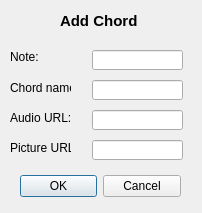
This is Course_project/addchord.ui in BSUIR450503/450503_verbilo as Qt 5 draws it before an edit. The edited form follows.
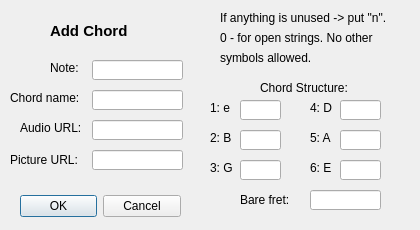
This is the edited form.

```diff
--- a/Course_project/addchord.ui
+++ b/Course_project/addchord.ui
@@ -6,8 +6,8 @@
    <rect>
     <x>0</x>
     <y>0</y>
-    <width>202</width>
-    <height>213</height>
+    <width>420</width>
+    <height>230</height>
    </rect>
   </property>
   <property name="windowTitle">
@@ -17,7 +17,7 @@
    <property name="geometry">
     <rect>
      <x>20</x>
-     <y>170</y>
+     <y>190</y>
      <width>161</width>
      <height>32</height>
     </rect>
@@ -32,9 +32,9 @@
   <widget class="QLabel" name="DialogName">
    <property name="geometry">
     <rect>
-     <x>60</x>
-     <y>10</y>
-     <width>91</width>
+     <x>50</x>
+     <y>20</y>
+     <width>101</width>
      <height>21</height>
     </rect>
    </property>
@@ -53,7 +53,7 @@
    <property name="geometry">
     <rect>
      <x>92</x>
-     <y>50</y>
+     <y>60</y>
      <width>91</width>
      <height>20</height>
     </rect>
@@ -63,7 +63,7 @@
    <property name="geometry">
     <rect>
      <x>92</x>
-     <y>80</y>
+     <y>90</y>
      <width>91</width>
      <height>20</height>
     </rect>
@@ -73,7 +73,7 @@
    <property name="geometry">
     <rect>
      <x>92</x>
-     <y>110</y>
+     <y>120</y>
      <width>91</width>
      <height>20</height>
     </rect>
@@ -83,7 +83,7 @@
    <property name="geometry">
     <rect>
      <x>92</x>
-     <y>140</y>
+     <y>150</y>
      <width>91</width>
      <height>20</height>
     </rect>
@@ -92,10 +92,10 @@
   <widget class="QLabel" name="label">
    <property name="geometry">
     <rect>
-     <x>10</x>
-     <y>50</y>
-     <width>47</width>
-     <height>13</height>
+     <x>50</x>
+     <y>60</y>
+     <width>31</width>
+     <height>16</height>
     </rect>
    </property>
    <property name="text">
@@ -106,8 +106,8 @@
    <property name="geometry">
     <rect>
      <x>10</x>
-     <y>80</y>
-     <width>61</width>
+     <y>90</y>
+     <width>81</width>
      <height>16</height>
     </rect>
    </property>
@@ -118,9 +118,9 @@
   <widget class="QLabel" name="label_3">
    <property name="geometry">
     <rect>
-     <x>10</x>
-     <y>110</y>
-     <width>61</width>
+     <x>20</x>
+     <y>120</y>
+     <width>71</width>
      <height>16</height>
     </rect>
    </property>
@@ -132,15 +132,228 @@
    <property name="geometry">
     <rect>
      <x>10</x>
-     <y>140</y>
-     <width>61</width>
-     <height>16</height>
+     <y>150</y>
+     <width>71</width>
+     <height>20</height>
     </rect>
    </property>
    <property name="text">
     <string>Picture URL:</string>
    </property>
   </widget>
+  <widget class="QLabel" name="label_5">
+   <property name="geometry">
+    <rect>
+     <x>260</x>
+     <y>80</y>
+     <width>101</width>
+     <height>16</height>
+    </rect>
+   </property>
+   <property name="text">
+    <string>Chord Structure:</string>
+   </property>
+  </widget>
+  <widget class="QLineEdit" name="firstStringLine">
+   <property name="geometry">
+    <rect>
+     <x>240</x>
+     <y>100</y>
+     <width>41</width>
+     <height>20</height>
+    </rect>
+   </property>
+  </widget>
+  <widget class="QLineEdit" name="secondStringLine">
+   <property name="geometry">
+    <rect>
+     <x>240</x>
+     <y>130</y>
+     <width>41</width>
+     <height>20</height>
+    </rect>
+   </property>
+  </widget>
+  <widget class="QLineEdit" name="thirdStringLine">
+   <property name="geometry">
+    <rect>
+     <x>240</x>
+     <y>160</y>
+     <width>41</width>
+     <height>20</height>
+    </rect>
+   </property>
+  </widget>
+  <widget class="QLineEdit" name="fourthStringLine">
+   <property name="geometry">
+    <rect>
+     <x>340</x>
+     <y>100</y>
+     <width>41</width>
+     <height>20</height>
+    </rect>
+   </property>
+  </widget>
+  <widget class="QLineEdit" name="fifthStringLine">
+   <property name="geometry">
+    <rect>
+     <x>340</x>
+     <y>130</y>
+     <width>41</width>
+     <height>20</height>
+    </rect>
+   </property>
+  </widget>
+  <widget class="QLineEdit" name="sixthStringLine">
+   <property name="geometry">
+    <rect>
+     <x>340</x>
+     <y>160</y>
+     <width>41</width>
+     <height>20</height>
+    </rect>
+   </property>
+  </widget>
+  <widget class="QLineEdit" name="bareLine">
+   <property name="geometry">
+    <rect>
+     <x>310</x>
+     <y>190</y>
+     <width>71</width>
+     <height>20</height>
+    </rect>
+   </property>
+  </widget>
+  <widget class="QLabel" name="label_6">
+   <property name="geometry">
+    <rect>
+     <x>210</x>
+     <y>100</y>
+     <width>31</width>
+     <height>16</height>
+    </rect>
+   </property>
+   <property name="text">
+    <string>1: e</string>
+   </property>
+  </widget>
+  <widget class="QLabel" name="label_7">
+   <property name="geometry">
+    <rect>
+     <x>210</x>
+     <y>130</y>
+     <width>31</width>
+     <height>16</height>
+    </rect>
+   </property>
+   <property name="text">
+    <string>2: B</string>
+   </property>
+  </widget>
+  <widget class="QLabel" name="label_8">
+   <property name="geometry">
+    <rect>
+     <x>210</x>
+     <y>160</y>
+     <width>31</width>
+     <height>16</height>
+    </rect>
+   </property>
+   <property name="text">
+    <string>3: G</string>
+   </property>
+  </widget>
+  <widget class="QLabel" name="label_9">
+   <property name="geometry">
+    <rect>
+     <x>310</x>
+     <y>160</y>
+     <width>31</width>
+     <height>16</height>
+    </rect>
+   </property>
+   <property name="text">
+    <string>6: E</string>
+   </property>
+  </widget>
+  <widget class="QLabel" name="label_10">
+   <property name="geometry">
+    <rect>
+     <x>310</x>
+     <y>130</y>
+     <width>31</width>
+     <height>16</height>
+    </rect>
+   </property>
+   <property name="text">
+    <string>5: A</string>
+   </property>
+  </widget>
+  <widget class="QLabel" name="label_11">
+   <property name="geometry">
+    <rect>
+     <x>310</x>
+     <y>100</y>
+     <width>31</width>
+     <height>16</height>
+    </rect>
+   </property>
+   <property name="text">
+    <string>4: D</string>
+   </property>
+  </widget>
+  <widget class="QLabel" name="label_12">
+   <property name="geometry">
+    <rect>
+     <x>240</x>
+     <y>190</y>
+     <width>61</width>
+     <height>20</height>
+    </rect>
+   </property>
+   <property name="text">
+    <string>Bare fret:</string>
+   </property>
+  </widget>
+  <widget class="QLabel" name="label_13">
+   <property name="geometry">
+    <rect>
+     <x>220</x>
+     <y>10</y>
+     <width>191</width>
+     <height>16</height>
+    </rect>
+   </property>
+   <property name="text">
+    <string>If anything is unused -&gt; put &quot;n&quot;.</string>
+   </property>
+  </widget>
+  <widget class="QLabel" name="label_14">
+   <property name="geometry">
+    <rect>
+     <x>220</x>
+     <y>30</y>
+     <width>181</width>
+     <height>16</height>
+    </rect>
+   </property>
+   <property name="text">
+    <string>0 - for open strings. No other</string>
+   </property>
+  </widget>
+  <widget class="QLabel" name="label_15">
+   <property name="geometry">
+    <rect>
+     <x>220</x>
+     <y>50</y>
+     <width>181</width>
+     <height>16</height>
+    </rect>
+   </property>
+   <property name="text">
+    <string>symbols allowed.</string>
+   </property>
+  </widget>
  </widget>
  <resources/>
  <connections>
```
